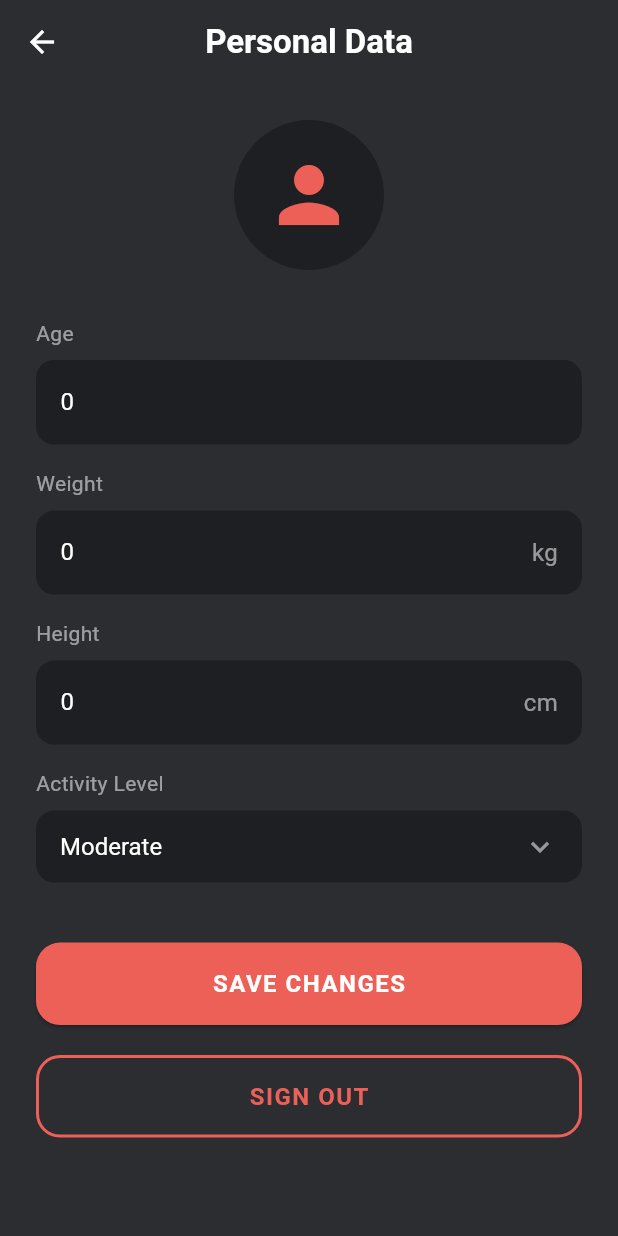
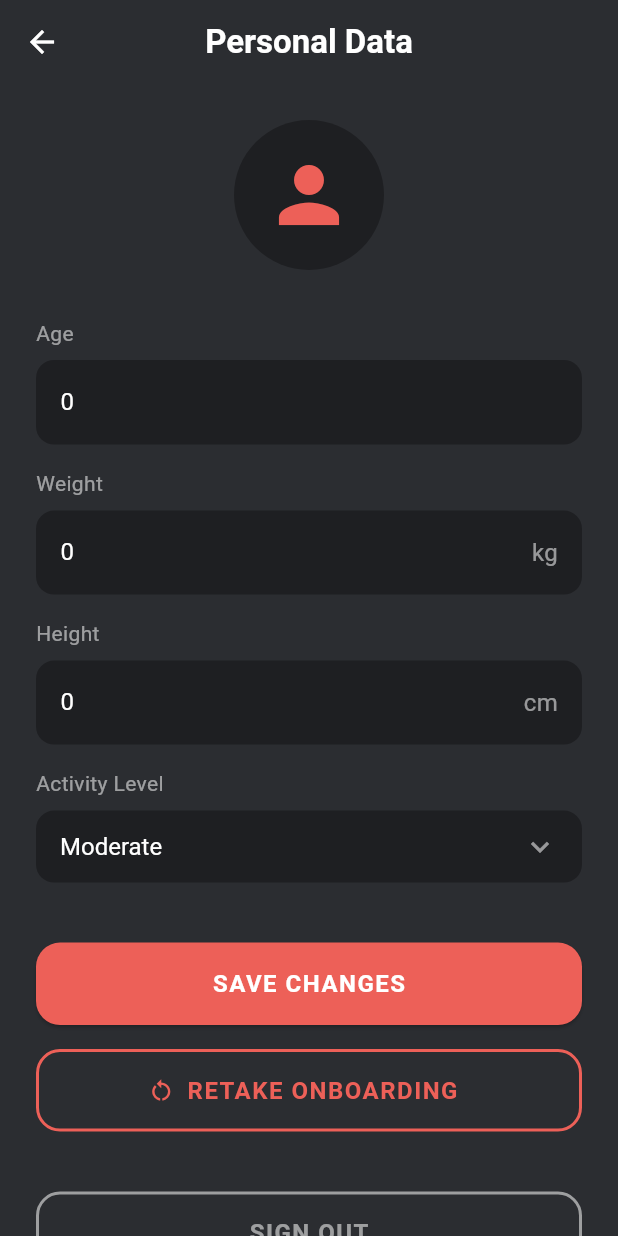
Before and after one commit to dkasdaglis/OmniPlate, a Flutter app: the screen it shows once a user with an empty profile is signed in, after a tap on the "person" icon, on a phone screen of 412 x 824 dp. Run offline on Flutter 3.47's test engine with Material 3 defaults, Android fonts, the phone set to English and light mode, and no system bars; our stand-ins replace flutter_dotenv, image_picker, shared_preferences, supabase_flutter; missing offline and left inert: purchases_flutter, simple_barcode_scanner; accounts and stored records are empty; network calls fail.

Commit message:
Fix scanner camera, add retake onboarding, fix paywall crash, sync stats & remove email verification

```diff
--- a/lib/main.dart
+++ b/lib/main.dart
@@ -226,22 +226,25 @@ class _SignUpScreenState extends State<SignUpScreen> {
     setState(() => _isLoading = true);
 
     try {
-      final AuthResponse res = await Supabase.instance.client.auth.signUp(
+      await Supabase.instance.client.auth.signUp(
         email: _emailController.text.trim(),
         password: _passwordController.text.trim(),
       );
 
+      // ΝΕΟ: Αφού δεν υπάρχει πλέον email verification,
+      // με το που πετύχει η εγγραφή, τον πετάμε καρφί στο Onboarding!
       if (mounted) {
-        if (res.session == null) {
-          ScaffoldMessenger.of(context).showSnackBar(
-            const SnackBar(content: Text('Registration successful! Please check your email.'), backgroundColor: Color(0xFF4CAF50))
-          );
-        } else {
-          Navigator.pushReplacement(context, MaterialPageRoute(builder: (context) => const OnboardingScreen()));
-        }
+        Navigator.pushReplacement(
+          context,
+          MaterialPageRoute(builder: (context) => const OnboardingScreen())
+        );
       }
     } on AuthException catch (e) {
-      if (mounted) ScaffoldMessenger.of(context).showSnackBar(SnackBar(content: Text(e.message), backgroundColor: Colors.redAccent));
+      if (mounted) {
+        ScaffoldMessenger.of(context).showSnackBar(
+          SnackBar(content: Text(e.message), backgroundColor: Colors.redAccent)
+        );
+      }
     } finally {
       if (mounted) setState(() => _isLoading = false);
     }
--- a/lib/profile.dart
+++ b/lib/profile.dart
@@ -4,6 +4,7 @@ import 'package:provider/provider.dart';
 import 'package:supabase_flutter/supabase_flutter.dart';
 import 'app_state.dart';
 import 'sign_in.dart';
+import 'onboarding.dart'; // Απαραίτητο για το Retake Onboarding
 
 class ProfileScreen extends StatefulWidget {
   const ProfileScreen({super.key});
@@ -150,7 +151,29 @@ class _ProfileScreenState extends State<ProfileScreen> {
               ),
             ),
 
-            const SizedBox(height: 20),
+            const SizedBox(height: 16),
+
+            // ΝΕΟ: Κουμπί για επαναφορά στο Onboarding
+            SizedBox(
+              width: double.infinity,
+              height: 55,
+              child: OutlinedButton.icon(
+                onPressed: () {
+                  Navigator.push(
+                    context,
+                    MaterialPageRoute(builder: (context) => const OnboardingScreen())
+                  );
+                },
+                icon: const Icon(Icons.restart_alt, color: accentColor),
+                label: const Text('RETAKE ONBOARDING', style: TextStyle(color: accentColor, fontSize: 16, fontWeight: FontWeight.bold, letterSpacing: 1.0)),
+                style: OutlinedButton.styleFrom(
+                  side: const BorderSide(color: accentColor, width: 2),
+                  shape: RoundedRectangleBorder(borderRadius: BorderRadius.circular(16)),
+                ),
+              ),
+            ),
+
+            const SizedBox(height: 40),
 
             SizedBox(
               width: double.infinity,
@@ -168,10 +191,10 @@ class _ProfileScreenState extends State<ProfileScreen> {
                   }
                 },
                 style: OutlinedButton.styleFrom(
-                  side: const BorderSide(color: accentColor, width: 2),
+                  side: const BorderSide(color: Colors.white54, width: 2),
                   shape: RoundedRectangleBorder(borderRadius: BorderRadius.circular(16)),
                 ),
-                child: const Text('SIGN OUT', style: TextStyle(color: accentColor, fontSize: 16, fontWeight: FontWeight.bold, letterSpacing: 1.0)),
+                child: const Text('SIGN OUT', style: TextStyle(color: Colors.white54, fontSize: 16, fontWeight: FontWeight.bold, letterSpacing: 1.0)),
               ),
             ),
           ],
--- a/pubspec.yaml
+++ b/pubspec.yaml
@@ -1,7 +1,7 @@
 name: omniplate_app
 description: "A new Flutter project."
 publish_to: 'none'
-version: 0.1.0+6
+version: 0.1.0+7
 
 environment:
   sdk: ^3.2.2
```
Also changed, not shown: lib/paywall_screen.dart (+17 -3 lines), lib/stats.dart (+14 -7 lines), 1 other file.
